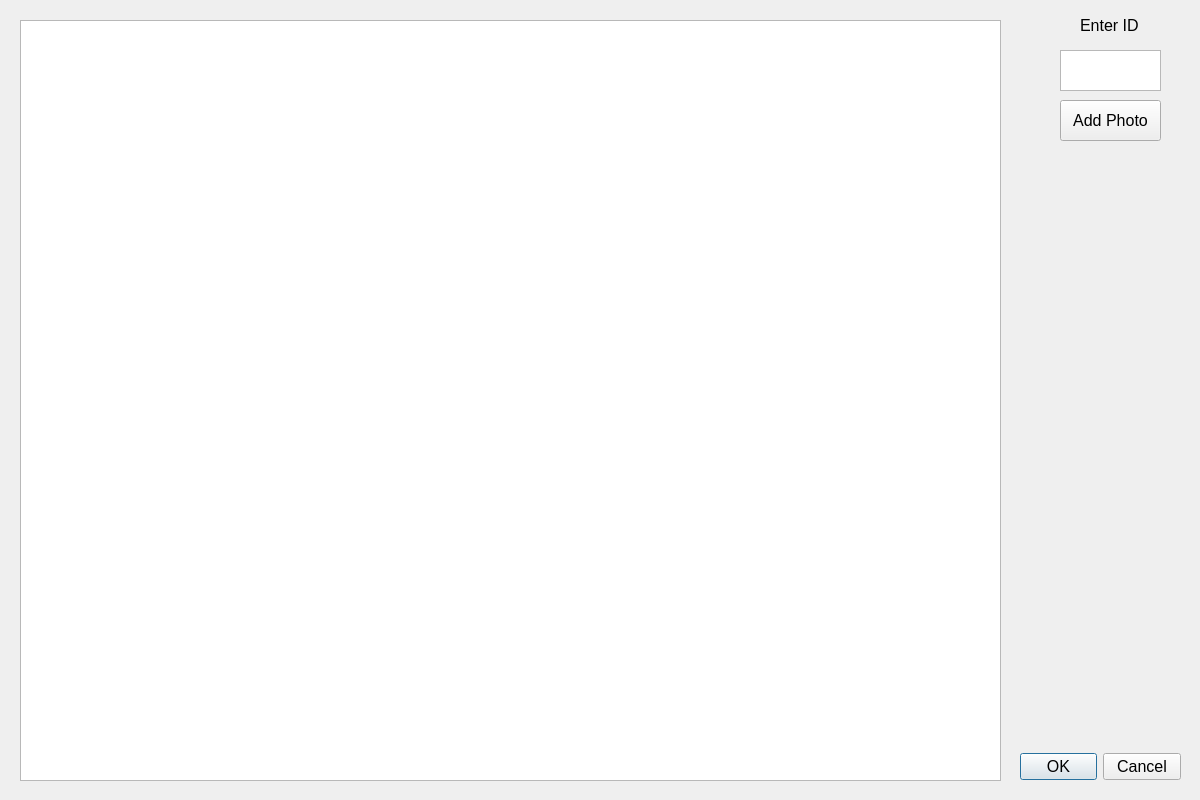
First picture: the form in photodialog.ui, repository EtoDrowsy/CS499, before the edit.
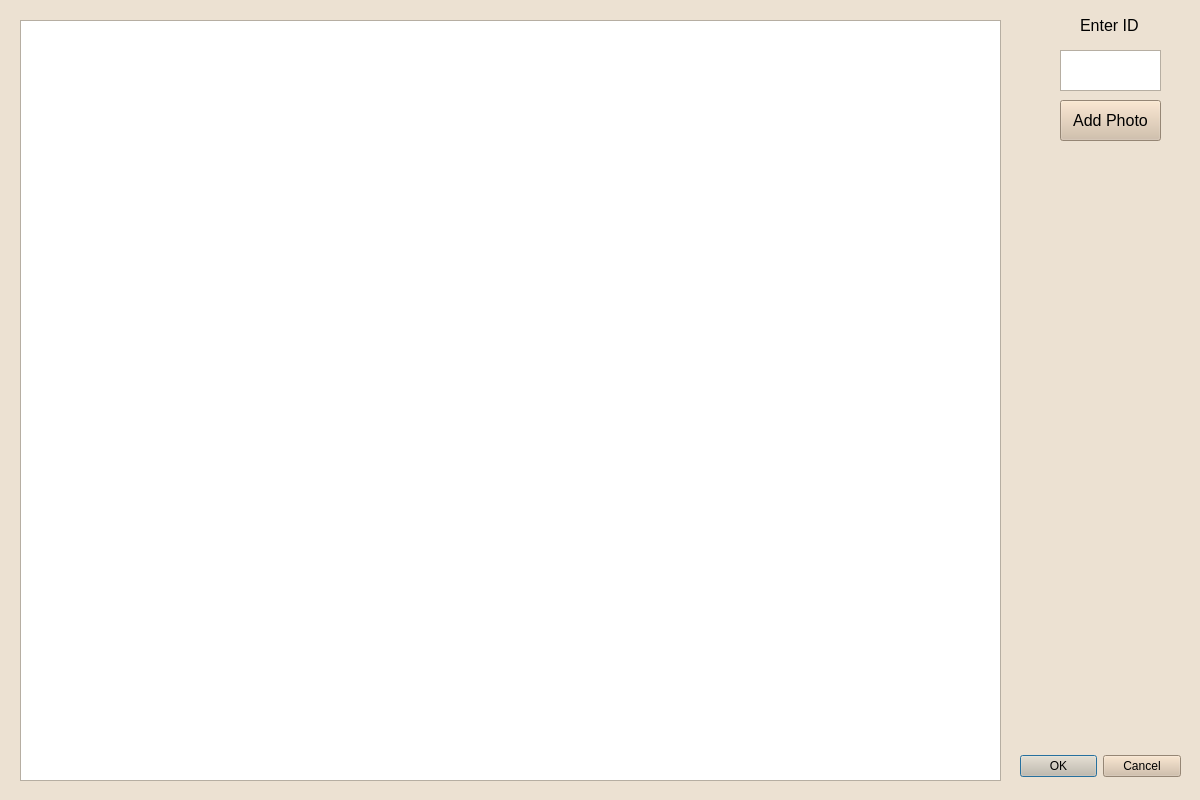
Second picture: the form after the edit.

Commit message: Adjusted the colors of the UI files to more align with the inventorywindow, fixed some errors with regards to getIndex function, and included it within the header of inverntorywinow.h.

What changed in the file:
```diff
--- a/photodialog.ui
+++ b/photodialog.ui
@@ -10,6 +10,52 @@
     <height>800</height>
    </rect>
   </property>
+  <property name="palette">
+   <palette>
+    <active>
+     <colorrole role="Window">
+      <brush brushstyle="SolidPattern">
+       <color alpha="255">
+        <red>236</red>
+        <green>225</green>
+        <blue>210</blue>
+       </color>
+      </brush>
+     </colorrole>
+    </active>
+    <inactive>
+     <colorrole role="Window">
+      <brush brushstyle="SolidPattern">
+       <color alpha="255">
+        <red>236</red>
+        <green>225</green>
+        <blue>210</blue>
+       </color>
+      </brush>
+     </colorrole>
+    </inactive>
+    <disabled>
+     <colorrole role="Base">
+      <brush brushstyle="SolidPattern">
+       <color alpha="255">
+        <red>236</red>
+        <green>225</green>
+        <blue>210</blue>
+       </color>
+      </brush>
+     </colorrole>
+     <colorrole role="Window">
+      <brush brushstyle="SolidPattern">
+       <color alpha="255">
+        <red>236</red>
+        <green>225</green>
+        <blue>210</blue>
+       </color>
+      </brush>
+     </colorrole>
+    </disabled>
+   </palette>
+  </property>
   <property name="windowTitle">
    <string>Dialog</string>
   </property>
@@ -27,6 +73,9 @@
      <pointsize>12</pointsize>
     </font>
    </property>
+   <property name="styleSheet">
+    <string notr="true">background-color:rgb(209, 188, 164)</string>
+   </property>
    <property name="orientation">
     <enum>Qt::Orientation::Horizontal</enum>
    </property>
@@ -58,6 +107,9 @@
      <pointsize>12</pointsize>
     </font>
    </property>
+   <property name="styleSheet">
+    <string notr="true">background-color:rgb(209, 188, 164)</string>
+   </property>
    <property name="text">
     <string>Add Photo</string>
    </property>
```
The commit also changes 10 other files.
